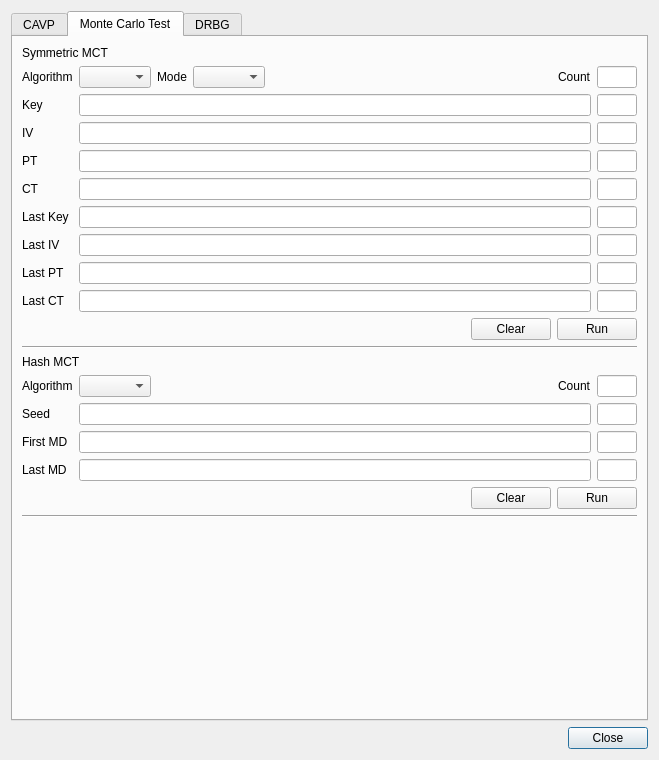
Qt form BerEditor/cavp_dlg.ui (jykim74/BerEditor) before a commit.
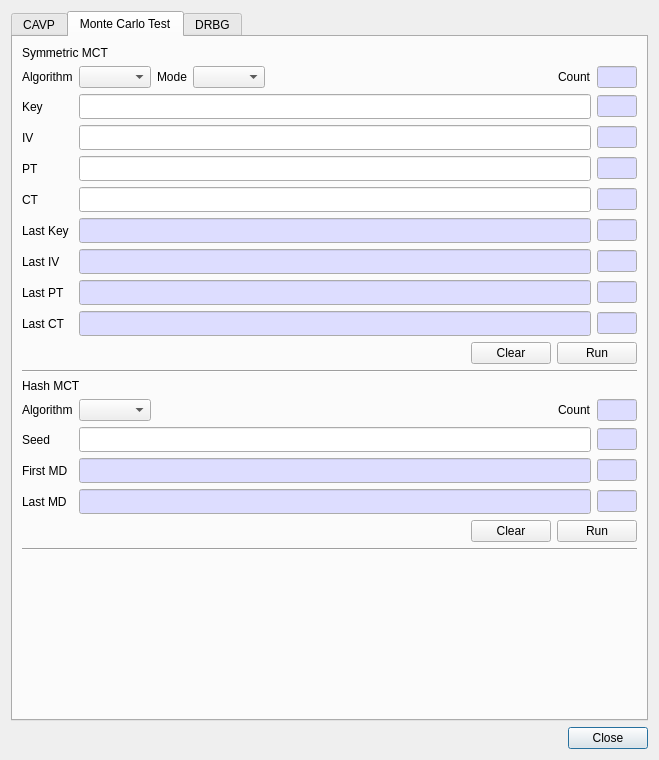
The same form after that commit. The open tabs and pages were chosen to show the change.

Commit message: UI 개선

Diff of the .ui file:
```diff
--- a/BerEditor/cavp_dlg.ui
+++ b/BerEditor/cavp_dlg.ui
@@ -994,6 +994,46 @@
              <height>16777215</height>
             </size>
            </property>
+           <property name="palette">
+            <palette>
+             <active>
+              <colorrole role="Base">
+               <brush brushstyle="SolidPattern">
+                <color alpha="255">
+                 <red>221</red>
+                 <green>221</green>
+                 <blue>255</blue>
+                </color>
+               </brush>
+              </colorrole>
+             </active>
+             <inactive>
+              <colorrole role="Base">
+               <brush brushstyle="SolidPattern">
+                <color alpha="255">
+                 <red>221</red>
+                 <green>221</green>
+                 <blue>255</blue>
+                </color>
+               </brush>
+              </colorrole>
+             </inactive>
+             <disabled>
+              <colorrole role="Base">
+               <brush brushstyle="SolidPattern">
+                <color alpha="255">
+                 <red>240</red>
+                 <green>240</green>
+                 <blue>240</blue>
+                </color>
+               </brush>
+              </colorrole>
+             </disabled>
+            </palette>
+           </property>
+           <property name="readOnly">
+            <bool>true</bool>
+           </property>
           </widget>
          </item>
          <item row="6" column="0">
@@ -1025,6 +1065,46 @@
              <height>16777215</height>
             </size>
            </property>
+           <property name="palette">
+            <palette>
+             <active>
+              <colorrole role="Base">
+               <brush brushstyle="SolidPattern">
+                <color alpha="255">
+                 <red>221</red>
+                 <green>221</green>
+                 <blue>255</blue>
+                </color>
+               </brush>
+              </colorrole>
+             </active>
+             <inactive>
+              <colorrole role="Base">
+               <brush brushstyle="SolidPattern">
+                <color alpha="255">
+                 <red>221</red>
+                 <green>221</green>
+                 <blue>255</blue>
+                </color>
+               </brush>
+              </colorrole>
+             </inactive>
+             <disabled>
+              <colorrole role="Base">
+               <brush brushstyle="SolidPattern">
+                <color alpha="255">
+                 <red>240</red>
+                 <green>240</green>
+                 <blue>240</blue>
+                </color>
+               </brush>
+              </colorrole>
+             </disabled>
+            </palette>
+           </property>
+           <property name="readOnly">
+            <bool>true</bool>
+           </property>
           </widget>
          </item>
          <item row="2" column="6">
@@ -1035,6 +1115,46 @@
              <height>16777215</height>
             </size>
            </property>
+           <property name="palette">
+            <palette>
+             <active>
+              <colorrole role="Base">
+               <brush brushstyle="SolidPattern">
+                <color alpha="255">
+                 <red>221</red>
+                 <green>221</green>
+                 <blue>255</blue>
+                </color>
+               </brush>
+              </colorrole>
+             </active>
+             <inactive>
+              <colorrole role="Base">
+               <brush brushstyle="SolidPattern">
+                <color alpha="255">
+                 <red>221</red>
+                 <green>221</green>
+                 <blue>255</blue>
+                </color>
+               </brush>
+              </colorrole>
+             </inactive>
+             <disabled>
+              <colorrole role="Base">
+               <brush brushstyle="SolidPattern">
+                <color alpha="255">
+                 <red>240</red>
+                 <green>240</green>
+                 <blue>240</blue>
+                </color>
+               </brush>
+              </colorrole>
+             </disabled>
+            </palette>
+           </property>
+           <property name="readOnly">
+            <bool>true</bool>
+           </property>
           </widget>
          </item>
          <item row="3" column="6">
@@ -1045,6 +1165,46 @@
              <height>16777215</height>
             </size>
            </property>
+           <property name="palette">
+            <palette>
+             <active>
+              <colorrole role="Base">
+               <brush brushstyle="SolidPattern">
+                <color alpha="255">
+                 <red>221</red>
+                 <green>221</green>
+                 <blue>255</blue>
+                </color>
+               </brush>
+              </colorrole>
+             </active>
+             <inactive>
+              <colorrole role="Base">
+               <brush brushstyle="SolidPattern">
+                <color alpha="255">
+                 <red>221</red>
+                 <green>221</green>
+                 <blue>255</blue>
+                </color>
+               </brush>
+              </colorrole>
+             </inactive>
+             <disabled>
+              <colorrole role="Base">
+               <brush brushstyle="SolidPattern">
+                <color alpha="255">
+                 <red>240</red>
+                 <green>240</green>
+                 <blue>240</blue>
+                </color>
+               </brush>
+              </colorrole>
+             </disabled>
+            </palette>
+           </property>
+           <property name="readOnly">
+            <bool>true</bool>
+           </property>
           </widget>
          </item>
          <item row="4" column="6">
@@ -1055,6 +1215,46 @@
              <height>16777215</height>
             </size>
            </property>
+           <property name="palette">
+            <palette>
+             <active>
+              <colorrole role="Base">
+               <brush brushstyle="SolidPattern">
+                <color alpha="255">
+                 <red>221</red>
+                 <green>221</green>
+                 <blue>255</blue>
+                </color>
+               </brush>
+              </colorrole>
+             </active>
+             <inactive>
+              <colorrole role="Base">
+               <brush brushstyle="SolidPattern">
+                <color alpha="255">
+                 <red>221</red>
+                 <green>221</green>
+                 <blue>255</blue>
+                </color>
+               </brush>
+              </colorrole>
+             </inactive>
+             <disabled>
+              <colorrole role="Base">
+               <brush brushstyle="SolidPattern">
+                <color alpha="255">
+                 <red>240</red>
+                 <green>240</green>
+                 <blue>240</blue>
+                </color>
+               </brush>
+              </colorrole>
+             </disabled>
+            </palette>
+           </property>
+           <property name="readOnly">
+            <bool>true</bool>
+           </property>
           </widget>
          </item>
          <item row="5" column="6">
@@ -1065,6 +1265,46 @@
              <height>16777215</height>
             </size>
            </property>
+           <property name="palette">
+            <palette>
+             <active>
+              <colorrole role="Base">
+               <brush brushstyle="SolidPattern">
+                <color alpha="255">
+                 <red>221</red>
+                 <green>221</green>
+                 <blue>255</blue>
+                </color>
+               </brush>
+              </colorrole>
+             </active>
+             <inactive>
+              <colorrole role="Base">
+               <brush brushstyle="SolidPattern">
+                <color alpha="255">
+                 <red>221</red>
+                 <green>221</green>
+                 <blue>255</blue>
+                </color>
+               </brush>
+              </colorrole>
+             </inactive>
+             <disabled>
+              <colorrole role="Base">
+               <brush brushstyle="SolidPattern">
+                <color alpha="255">
+                 <red>240</red>
+                 <green>240</green>
+                 <blue>240</blue>
+                </color>
+               </brush>
+              </colorrole>
+             </disabled>
+            </palette>
+           </property>
+           <property name="readOnly">
+            <bool>true</bool>
+           </property>
           </widget>
          </item>
          <item row="6" column="6">
@@ -1075,6 +1315,46 @@
              <height>16777215</height>
             </size>
            </property>
+           <property name="palette">
+            <palette>
+             <active>
+              <colorrole role="Base">
+               <brush brushstyle="SolidPattern">
+                <color alpha="255">
+                 <red>221</red>
+                 <green>221</green>
+                 <blue>255</blue>
+                </color>
+               </brush>
+              </colorrole>
+             </active>
+             <inactive>
+              <colorrole role="Base">
+               <brush brushstyle="SolidPattern">
+                <color alpha="255">
+                 <red>221</red>
+                 <green>221</green>
+                 <blue>255</blue>
+                </color>
+               </brush>
+              </colorrole>
+             </inactive>
+             <disabled>
+              <colorrole role="Base">
+               <brush brushstyle="SolidPattern">
+                <color alpha="255">
+                 <red>240</red>
+                 <green>240</green>
+                 <blue>240</blue>
+                </color>
+               </brush>
+              </colorrole>
+             </disabled>
+            </palette>
+           </property>
+           <property name="readOnly">
+            <bool>true</bool>
+           </property>
           </widget>
          </item>
          <item row="7" column="6">
@@ -1085,6 +1365,46 @@
              <height>16777215</height>
             </size>
            </property>
+           <property name="palette">
+            <palette>
+             <active>
+              <colorrole role="Base">
+               <brush brushstyle="SolidPattern">
+                <color alpha="255">
+                 <red>221</red>
+                 <green>221</green>
+                 <blue>255</blue>
+                </color>
+               </brush>
+              </colorrole>
+             </active>
+             <inactive>
+              <colorrole role="Base">
+               <brush brushstyle="SolidPattern">
+                <color alpha="255">
+                 <red>221</red>
+                 <green>221</green>
+                 <blue>255</blue>
+                </color>
+               </brush>
+              </colorrole>
+             </inactive>
+             <disabled>
+              <colorrole role="Base">
+               <brush brushstyle="SolidPattern">
+                <color alpha="255">
+                 <red>240</red>
+                 <green>240</green>
+                 <blue>240</blue>
+                </color>
+               </brush>
+              </colorrole>
+             </disabled>
+            </palette>
+           </property>
+           <property name="readOnly">
+            <bool>true</bool>
+           </property>
           </widget>
          </item>
          <item row="8" column="6">
@@ -1095,31 +1415,279 @@
              <height>16777215</height>
             </size>
            </property>
+           <property name="palette">
+            <palette>
+             <active>
+              <colorrole role="Base">
+               <brush brushstyle="SolidPattern">
+                <color alpha="255">
+                 <red>221</red>
+                 <green>221</green>
+                 <blue>255</blue>
+                </color>
+               </brush>
+              </colorrole>
+             </active>
+             <inactive>
+              <colorrole role="Base">
+               <brush brushstyle="SolidPattern">
+                <color alpha="255">
+                 <red>221</red>
+                 <green>221</green>
+                 <blue>255</blue>
+                </color>
+               </brush>
+              </colorrole>
+             </inactive>
+             <disabled>
+              <colorrole role="Base">
+               <brush brushstyle="SolidPattern">
+                <color alpha="255">
+                 <red>240</red>
+                 <green>240</green>
+                 <blue>240</blue>
+                </color>
+               </brush>
+              </colorrole>
+             </disabled>
+            </palette>
+           </property>
+           <property name="readOnly">
+            <bool>true</bool>
+           </property>
           </widget>
          </item>
          <item row="1" column="1" colspan="5">
-          <widget class="QLineEdit" name="mSymMCTKeyText"/>
+          <widget class="QLineEdit" name="mSymMCTKeyText">
+           <property name="font">
+            <font>
+             <family>굴림체</family>
+            </font>
+           </property>
+          </widget>
          </item>
          <item row="2" column="1" colspan="5">
-          <widget class="QLineEdit" name="mSymMCTIVText"/>
+          <widget class="QLineEdit" name="mSymMCTIVText">
+           <property name="font">
+            <font>
+             <family>굴림체</family>
+            </font>
+           </property>
+          </widget>
          </item>
          <item row="3" column="1" colspan="5">
-          <widget class="QLineEdit" name="mSymMCTPTText"/>
+          <widget class="QLineEdit" name="mSymMCTPTText">
+           <property name="font">
+            <font>
+             <family>굴림체</family>
+            </font>
+           </property>
+          </widget>
          </item>
          <item row="4" column="1" colspan="5">
-          <widget class="QLineEdit" name="mSymMCTCTText"/>
+          <widget class="QLineEdit" name="mSymMCTCTText">
+           <property name="font">
+            <font>
+             <family>굴림체</family>
+            </font>
+           </property>
+          </widget>
          </item>
          <item row="5" column="1" colspan="5">
-          <widget class="QLineEdit" name="mSymMCTLastKeyText"/>
+          <widget class="QLineEdit" name="mSymMCTLastKeyText">
+           <property name="palette">
+            <palette>
+             <active>
+              <colorrole role="Base">
+               <brush brushstyle="SolidPattern">
+                <color alpha="255">
+                 <red>221</red>
+                 <green>221</green>
+                 <blue>255</blue>
+                </color>
+               </brush>
+              </colorrole>
+             </active>
+             <inactive>
+              <colorrole role="Base">
+               <brush brushstyle="SolidPattern">
+                <color alpha="255">
+                 <red>221</red>
+                 <green>221</green>
+                 <blue>255</blue>
+                </color>
+               </brush>
+              </colorrole>
+             </inactive>
+             <disabled>
+              <colorrole role="Base">
+               <brush brushstyle="SolidPattern">
+                <color alpha="255">
+                 <red>240</red>
+                 <green>240</green>
+                 <blue>240</blue>
+                </color>
+               </brush>
+              </colorrole>
+             </disabled>
+            </palette>
+           </property>
+           <property name="font">
+            <font>
+             <family>굴림체</family>
+            </font>
+           </property>
+           <property name="readOnly">
+            <bool>true</bool>
+           </property>
+          </widget>
          </item>
          <item row="6" column="1" colspan="5">
-          <widget class="QLineEdit" name="mSymMCTLastIVText"/>
+          <widget class="QLineEdit" name="mSymMCTLastIVText">
+           <property name="palette">
+            <palette>
+             <active>
+              <colorrole role="Base">
+               <brush brushstyle="SolidPattern">
+                <color alpha="255">
+                 <red>221</red>
+                 <green>221</green>
+                 <blue>255</blue>
+                </color>
+               </brush>
+              </colorrole>
+             </active>
+             <inactive>
+              <colorrole role="Base">
+               <brush brushstyle="SolidPattern">
+                <color alpha="255">
+                 <red>221</red>
+                 <green>221</green>
+                 <blue>255</blue>
+                </color>
+               </brush>
+              </colorrole>
+             </inactive>
+             <disabled>
+              <colorrole role="Base">
+               <brush brushstyle="SolidPattern">
+                <color alpha="255">
+                 <red>240</red>
+                 <green>240</green>
+                 <blue>240</blue>
+                </color>
+               </brush>
+              </colorrole>
+             </disabled>
+            </palette>
+           </property>
+           <property name="font">
+            <font>
+             <family>굴림체</family>
+            </font>
+           </property>
+           <property name="readOnly">
+            <bool>true</bool>
+           </property>
+          </widget>
          </item>
          <item row="7" column="1" colspan="5">
-          <widget class="QLineEdit" name="mSymMCTLastPTText"/>
+          <widget class="QLineEdit" name="mSymMCTLastPTText">
+           <property name="palette">
+            <palette>
+             <active>
+              <colorrole role="Base">
+               <brush brushstyle="SolidPattern">
+                <color alpha="255">
+                 <red>221</red>
+                 <green>221</green>
+                 <blue>255</blue>
+                </color>
+               </brush>
+              </colorrole>
+             </active>
+             <inactive>
+              <colorrole role="Base">
+               <brush brushstyle="SolidPattern">
+                <color alpha="255">
+                 <red>221</red>
+                 <green>221</green>
+                 <blue>255</blue>
+                </color>
+               </brush>
+              </colorrole>
+             </inactive>
+             <disabled>
+              <colorrole role="Base">
+               <brush brushstyle="SolidPattern">
+                <color alpha="255">
+                 <red>240</red>
+                 <green>240</green>
+                 <blue>240</blue>
+                </color>
+               </brush>
+              </colorrole>
+             </disabled>
+            </palette>
+           </property>
+           <property name="font">
+            <font>
+             <family>굴림체</family>
+            </font>
+           </property>
+           <property name="readOnly">
+            <bool>true</bool>
+           </property>
+          </widget>
          </item>
          <item row="8" column="1" colspan="5">
-          <widget class="QLineEdit" name="mSymMCTLastCTText"/>
+          <widget class="QLineEdit" name="mSymMCTLastCTText">
+           <property name="palette">
+            <palette>
+             <active>
+              <colorrole role="Base">
+               <brush brushstyle="SolidPattern">
+                <color alpha="255">
+                 <red>221</red>
+                 <green>221</green>
+                 <blue>255</blue>
+                </color>
+               </brush>
+              </colorrole>
+             </active>
+             <inactive>
+              <colorrole role="Base">
+               <brush brushstyle="SolidPattern">
+                <color alpha="255">
+                 <red>221</red>
+                 <green>221</green>
+                 <blue>255</blue>
+                </color>
+               </brush>
+              </colorrole>
+             </inactive>
+             <disabled>
+              <colorrole role="Base">
+               <brush brushstyle="SolidPattern">
+                <color alpha="255">
+                 <red>240</red>
+                 <green>240</green>
+                 <blue>240</blue>
+                </color>
+               </brush>
+              </colorrole>
+             </disabled>
+            </palette>
+           </property>
+           <property name="font">
+            <font>
+             <family>굴림체</family>
+            </font>
+           </property>
+           <property name="readOnly">
+            <bool>true</bool>
+           </property>
+          </widget>
          </item>
         </layout>
        </item>
@@ -1181,6 +1749,46 @@
              <height>16777215</height>
             </size>
            </property>
+           <property name="palette">
+            <palette>
+             <active>
+              <colorrole role="Base">
+               <brush brushstyle="SolidPattern">
+                <color alpha="255">
+                 <red>221</red>
+                 <green>221</green>
+                 <blue>255</blue>
+                </color>
+               </brush>
+              </colorrole>
+             </active>
+             <inactive>
+              <colorrole role="Base">
+               <brush brushstyle="SolidPattern">
+                <color alpha="255">
+                 <red>221</red>
+                 <green>221</green>
+                 <blue>255</blue>
+                </color>
+               </brush>
+              </colorrole>
+             </inactive>
+             <disabled>
+              <colorrole role="Base">
+               <brush brushstyle="SolidPattern">
+                <color alpha="255">
+                 <red>240</red>
+                 <green>240</green>
+                 <blue>240</blue>
+                </color>
+               </brush>
+              </colorrole>
+             </disabled>
+            </palette>
+           </property>
+           <property name="readOnly">
+            <bool>true</bool>
+           </property>
           </widget>
          </item>
          <item row="1" column="0">
@@ -1239,6 +1847,46 @@
              <height>16777215</height>
             </size>
            </property>
+           <property name="palette">
+            <palette>
+             <active>
+              <colorrole role="Base">
+               <brush brushstyle="SolidPattern">
+                <color alpha="255">
+                 <red>221</red>
+                 <green>221</green>
+                 <blue>255</blue>
+                </color>
+               </brush>
+              </colorrole>
+             </active>
+             <inactive>
+              <colorrole role="Base">
+               <brush brushstyle="SolidPattern">
+                <color alpha="255">
+                 <red>221</red>
+                 <green>221</green>
+                 <blue>255</blue>
+                </color>
+               </brush>
+              </colorrole>
+             </inactive>
+             <disabled>
+              <colorrole role="Base">
+               <brush brushstyle="SolidPattern">
+                <color alpha="255">
+                 <red>240</red>
+                 <green>240</green>
+                 <blue>240</blue>
+                </color>
+               </brush>
+              </colorrole>
+             </disabled>
+            </palette>
+           </property>
+           <property name="readOnly">
+            <bool>true</bool>
+           </property>
           </widget>
          </item>
          <item row="2" column="4">
@@ -1249,6 +1897,46 @@
              <height>16777215</height>
             </size>
            </property>
+           <property name="palette">
+            <palette>
+             <active>
+              <colorrole role="Base">
+               <brush brushstyle="SolidPattern">
+                <color alpha="255">
+                 <red>221</red>
+                 <green>221</green>
+                 <blue>255</blue>
+                </color>
+               </brush>
+              </colorrole>
+             </active>
+             <inactive>
+              <colorrole role="Base">
+               <brush brushstyle="SolidPattern">
+                <color alpha="255">
+                 <red>221</red>
+                 <green>221</green>
+                 <blue>255</blue>
+                </color>
+               </brush>
+              </colorrole>
+             </inactive>
+             <disabled>
+              <colorrole role="Base">
+               <brush brushstyle="SolidPattern">
+                <color alpha="255">
+                 <red>240</red>
+                 <green>240</green>
+                 <blue>240</blue>
+                </color>
+               </brush>
+              </colorrole>
+             </disabled>
+            </palette>
+           </property>
+           <property name="readOnly">
+            <bool>true</bool>
+           </property>
           </widget>
          </item>
          <item row="3" column="4">
@@ -1259,16 +1947,154 @@
              <height>16777215</height>
             </size>
            </property>
+           <property name="palette">
+            <palette>
+             <active>
+              <colorrole role="Base">
+               <brush brushstyle="SolidPattern">
+                <color alpha="255">
+                 <red>221</red>
+                 <green>221</green>
+                 <blue>255</blue>
+                </color>
+               </brush>
+              </colorrole>
+             </active>
+             <inactive>
+              <colorrole role="Base">
+               <brush brushstyle="SolidPattern">
+                <color alpha="255">
+                 <red>221</red>
+                 <green>221</green>
+                 <blue>255</blue>
+                </color>
+               </brush>
+              </colorrole>
+             </inactive>
+             <disabled>
+              <colorrole role="Base">
+               <brush brushstyle="SolidPattern">
+                <color alpha="255">
+                 <red>240</red>
+                 <green>240</green>
+                 <blue>240</blue>
+                </color>
+               </brush>
+              </colorrole>
+             </disabled>
+            </palette>
+           </property>
+           <property name="readOnly">
+            <bool>true</bool>
+           </property>
           </widget>
          </item>
          <item row="1" column="1" colspan="3">
-          <widget class="QLineEdit" name="mHashMCTSeedText"/>
+          <widget class="QLineEdit" name="mHashMCTSeedText">
+           <property name="font">
+            <font>
+             <family>굴림체</family>
+            </font>
+           </property>
+          </widget>
          </item>
          <item row="2" column="1" colspan="3">
-          <widget class="QLineEdit" name="mHashMCTFirstMDText"/>
+          <widget class="QLineEdit" name="mHashMCTFirstMDText">
+           <property name="palette">
+            <palette>
+             <active>
+              <colorrole role="Base">
+               <brush brushstyle="SolidPattern">
+                <color alpha="255">
+                 <red>221</red>
+                 <green>221</green>
+                 <blue>255</blue>
+                </color>
+               </brush>
+              </colorrole>
+             </active>
+             <inactive>
+              <colorrole role="Base">
+               <brush brushstyle="SolidPattern">
+                <color alpha="255">
+                 <red>221</red>
+                 <green>221</green>
+                 <blue>255</blue>
+                </color>
+               </brush>
+              </colorrole>
+             </inactive>
+             <disabled>
+              <colorrole role="Base">
+               <brush brushstyle="SolidPattern">
+                <color alpha="255">
+                 <red>240</red>
+                 <green>240</green>
+                 <blue>240</blue>
+                </color>
+               </brush>
+              </colorrole>
+             </disabled>
+            </palette>
+           </property>
+           <property name="font">
+            <font>
+             <family>굴림체</family>
+            </font>
+           </property>
+           <property name="readOnly">
+            <bool>true</bool>
+           </property>
+          </widget>
          </item>
          <item row="3" column="1" colspan="3">
-          <widget class="QLineEdit" name="mHashMCTLastMDText"/>
+          <widget class="QLineEdit" name="mHashMCTLastMDText">
+           <property name="palette">
+            <palette>
+             <active>
+              <colorrole role="Base">
+               <brush brushstyle="SolidPattern">
+                <color alpha="255">
+                 <red>221</red>
+                 <green>221</green>
+                 <blue>255</blue>
+                </color>
+               </brush>
+              </colorrole>
+             </active>
+             <inactive>
+              <colorrole role="Base">
+               <brush brushstyle="SolidPattern">
+                <color alpha="255">
+                 <red>221</red>
+                 <green>221</green>
+                 <blue>255</blue>
+                </color>
+               </brush>
+              </colorrole>
+             </inactive>
+             <disabled>
+              <colorrole role="Base">
+               <brush brushstyle="SolidPattern">
+                <color alpha="255">
+                 <red>240</red>
+                 <green>240</green>
+                 <blue>240</blue>
+                </color>
+               </brush>
+              </colorrole>
+             </disabled>
+            </palette>
+           </property>
+           <property name="font">
+            <font>
+             <family>굴림체</family>
+            </font>
+           </property>
+           <property name="readOnly">
+            <bool>true</bool>
+           </property>
+          </widget>
          </item>
         </layout>
        </item>
```
Left out of the diff: 396 changed lines with no effect on the pictures.
